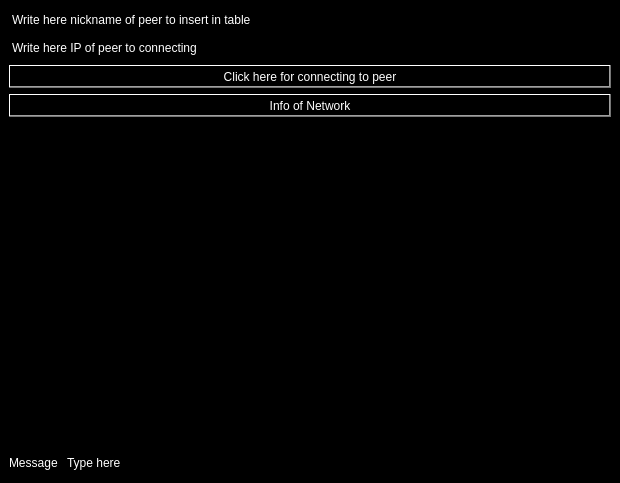
Old version of the form Freechat/Designer/freechat.ui in the repository bogdyname/Freechat-Windows.
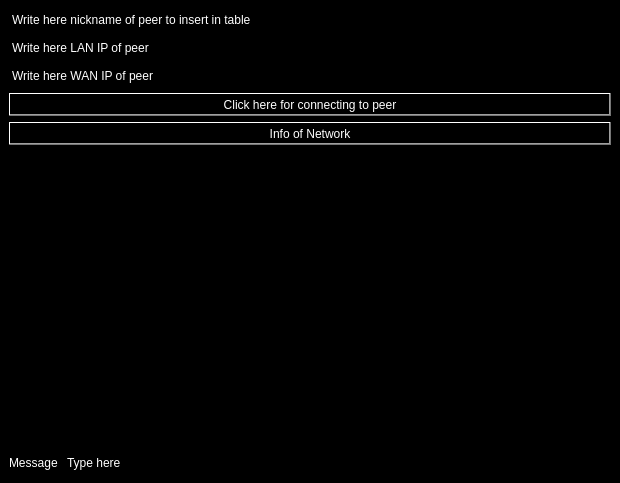
New version of the form. Icons and pictures are not drawn.

Diff of the .ui file:
```diff
--- a/Freechat/Designer/freechat.ui
+++ b/Freechat/Designer/freechat.ui
@@ -150,12 +150,23 @@
 font: 57 12pt &quot;Letter Gothic Std&quot;;</string>
        </property>
        <property name="text">
-        <string>Write here IP of peer to connecting</string>
+        <string>Write here LAN IP of peer</string>
        </property>
       </widget>
      </item>
      <item>
-      <widget class="QPushButton" name="showNetworkSettings">
+      <widget class="QLineEdit" name="lineEdit">
+       <property name="styleSheet">
+        <string notr="true">color: rgb(255, 255, 255);
+font: 57 12pt &quot;Letter Gothic Std&quot;;</string>
+       </property>
+       <property name="text">
+        <string>Write here WAN IP of peer</string>
+       </property>
+      </widget>
+     </item>
+     <item>
+      <widget class="QPushButton" name="connectionToPeer">
        <property name="styleSheet">
         <string notr="true">color: rgb(255, 255, 255);
 font: 57 12pt &quot;Letter Gothic Std&quot;;</string>
```
